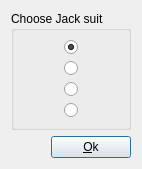
The window that src/jackchoosedialog.ui (velnias75/NetMauMau-Qt-Client) describes before a commit, drawn with Qt 5.
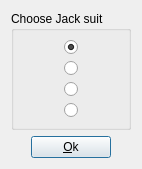
The same window after the commit. Custom widgets are drawn as their Qt base class.

Diff of the .ui file:
```diff
--- a/src/jackchoosedialog.ui
+++ b/src/jackchoosedialog.ui
@@ -166,12 +166,6 @@
        <property name="orientation">
         <enum>Qt::Horizontal</enum>
        </property>
-       <property name="sizeHint" stdset="0">
-        <size>
-         <width>40</width>
-         <height>20</height>
-        </size>
-       </property>
       </spacer>
      </item>
      <item>
@@ -190,6 +184,13 @@
        </property>
       </widget>
      </item>
+     <item>
+      <spacer name="spacer_2">
+       <property name="orientation">
+        <enum>Qt::Horizontal</enum>
+       </property>
+      </spacer>
+     </item>
     </layout>
    </item>
   </layout>
```
Left out of the diff: 2 changed lines with no effect on the pictures.
